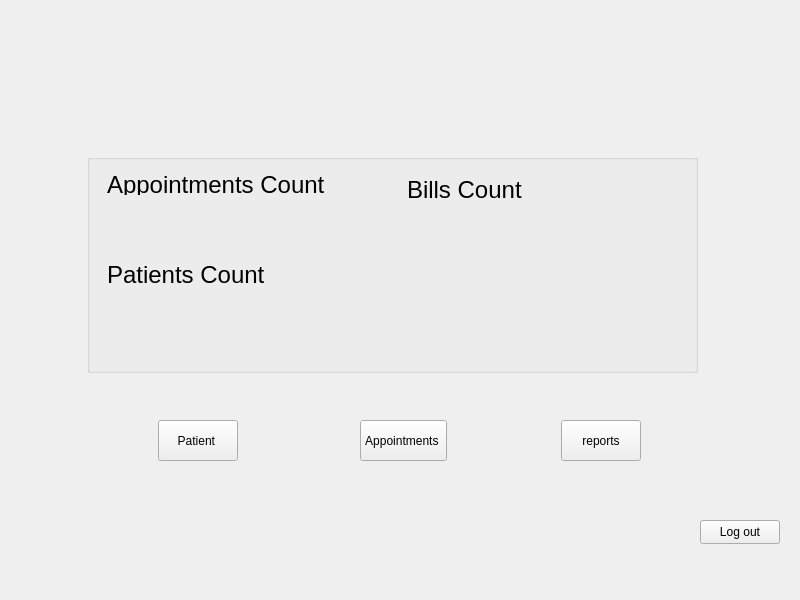
Before: the Qt Designer form dashboard.ui in Nadahossam98/projectlab, drawn with Qt 5.
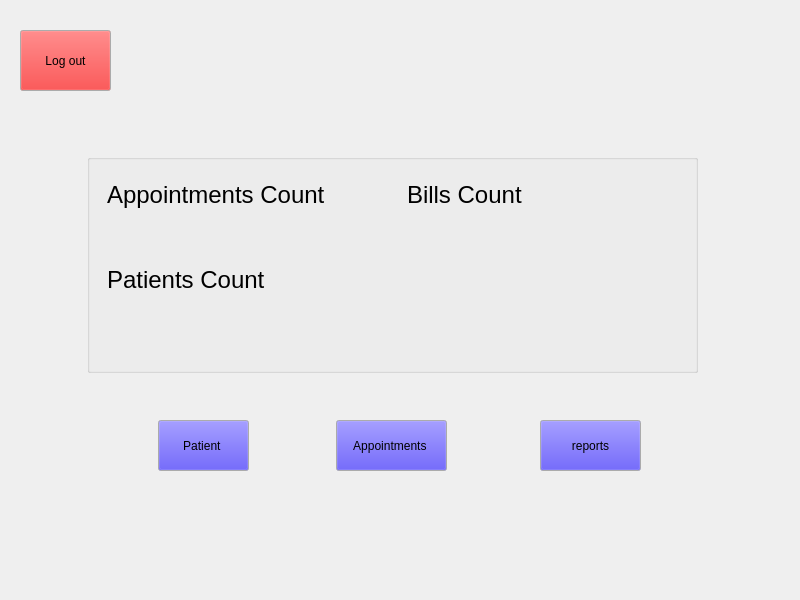
After: the same form once the commit is applied.

What changed in the file:
```diff
--- a/dashboard.ui
+++ b/dashboard.ui
@@ -87,8 +87,8 @@
      <rect>
       <x>20</x>
       <y>20</y>
-      <width>321</width>
-      <height>21</height>
+      <width>291</width>
+      <height>41</height>
      </rect>
     </property>
     <property name="font">
@@ -106,7 +106,7 @@
       <x>320</x>
       <y>20</y>
       <width>241</width>
-      <height>31</height>
+      <height>41</height>
      </rect>
     </property>
     <property name="font">
@@ -124,7 +124,7 @@
       <x>20</x>
       <y>110</y>
       <width>231</width>
-      <height>21</height>
+      <height>31</height>
      </rect>
     </property>
     <property name="font">
@@ -142,10 +142,47 @@
     <rect>
      <x>158</x>
      <y>420</y>
-     <width>80</width>
-     <height>41</height>
+     <width>91</width>
+     <height>51</height>
     </rect>
    </property>
+   <property name="palette">
+    <palette>
+     <active>
+      <colorrole role="Button">
+       <brush brushstyle="SolidPattern">
+        <color alpha="255">
+         <red>49</red>
+         <green>32</green>
+         <blue>240</blue>
+        </color>
+       </brush>
+      </colorrole>
+     </active>
+     <inactive>
+      <colorrole role="Button">
+       <brush brushstyle="SolidPattern">
+        <color alpha="255">
+         <red>49</red>
+         <green>32</green>
+         <blue>240</blue>
+        </color>
+       </brush>
+      </colorrole>
+     </inactive>
+     <disabled>
+      <colorrole role="Button">
+       <brush brushstyle="SolidPattern">
+        <color alpha="255">
+         <red>49</red>
+         <green>32</green>
+         <blue>240</blue>
+        </color>
+       </brush>
+      </colorrole>
+     </disabled>
+    </palette>
+   </property>
    <property name="text">
     <string>Patient </string>
    </property>
@@ -153,12 +190,49 @@
   <widget class="QPushButton" name="appointmentsButton">
    <property name="geometry">
     <rect>
-     <x>360</x>
+     <x>336</x>
      <y>420</y>
-     <width>87</width>
-     <height>41</height>
+     <width>111</width>
+     <height>51</height>
     </rect>
    </property>
+   <property name="palette">
+    <palette>
+     <active>
+      <colorrole role="Button">
+       <brush brushstyle="SolidPattern">
+        <color alpha="255">
+         <red>49</red>
+         <green>32</green>
+         <blue>240</blue>
+        </color>
+       </brush>
+      </colorrole>
+     </active>
+     <inactive>
+      <colorrole role="Button">
+       <brush brushstyle="SolidPattern">
+        <color alpha="255">
+         <red>49</red>
+         <green>32</green>
+         <blue>240</blue>
+        </color>
+       </brush>
+      </colorrole>
+     </inactive>
+     <disabled>
+      <colorrole role="Button">
+       <brush brushstyle="SolidPattern">
+        <color alpha="255">
+         <red>49</red>
+         <green>32</green>
+         <blue>240</blue>
+        </color>
+       </brush>
+      </colorrole>
+     </disabled>
+    </palette>
+   </property>
    <property name="text">
     <string>Appointments </string>
    </property>
@@ -166,12 +240,49 @@
   <widget class="QPushButton" name="reportsButton">
    <property name="geometry">
     <rect>
-     <x>561</x>
+     <x>540</x>
      <y>420</y>
-     <width>80</width>
-     <height>41</height>
+     <width>101</width>
+     <height>51</height>
     </rect>
    </property>
+   <property name="palette">
+    <palette>
+     <active>
+      <colorrole role="Button">
+       <brush brushstyle="SolidPattern">
+        <color alpha="255">
+         <red>49</red>
+         <green>32</green>
+         <blue>240</blue>
+        </color>
+       </brush>
+      </colorrole>
+     </active>
+     <inactive>
+      <colorrole role="Button">
+       <brush brushstyle="SolidPattern">
+        <color alpha="255">
+         <red>49</red>
+         <green>32</green>
+         <blue>240</blue>
+        </color>
+       </brush>
+      </colorrole>
+     </inactive>
+     <disabled>
+      <colorrole role="Button">
+       <brush brushstyle="SolidPattern">
+        <color alpha="255">
+         <red>49</red>
+         <green>32</green>
+         <blue>240</blue>
+        </color>
+       </brush>
+      </colorrole>
+     </disabled>
+    </palette>
+   </property>
    <property name="text">
     <string>reports</string>
    </property>
@@ -179,12 +290,49 @@
   <widget class="QPushButton" name="logoutRequested">
    <property name="geometry">
     <rect>
-     <x>700</x>
-     <y>520</y>
-     <width>80</width>
-     <height>24</height>
+     <x>20</x>
+     <y>30</y>
+     <width>91</width>
+     <height>61</height>
     </rect>
    </property>
+   <property name="palette">
+    <palette>
+     <active>
+      <colorrole role="Button">
+       <brush brushstyle="SolidPattern">
+        <color alpha="255">
+         <red>255</red>
+         <green>0</green>
+         <blue>0</blue>
+        </color>
+       </brush>
+      </colorrole>
+     </active>
+     <inactive>
+      <colorrole role="Button">
+       <brush brushstyle="SolidPattern">
+        <color alpha="255">
+         <red>255</red>
+         <green>0</green>
+         <blue>0</blue>
+        </color>
+       </brush>
+      </colorrole>
+     </inactive>
+     <disabled>
+      <colorrole role="Button">
+       <brush brushstyle="SolidPattern">
+        <color alpha="255">
+         <red>255</red>
+         <green>0</green>
+         <blue>0</blue>
+        </color>
+       </brush>
+      </colorrole>
+     </disabled>
+    </palette>
+   </property>
    <property name="text">
     <string>Log out</string>
    </property>
```
Left out of the diff: 4 changed lines with no effect on the pictures.
